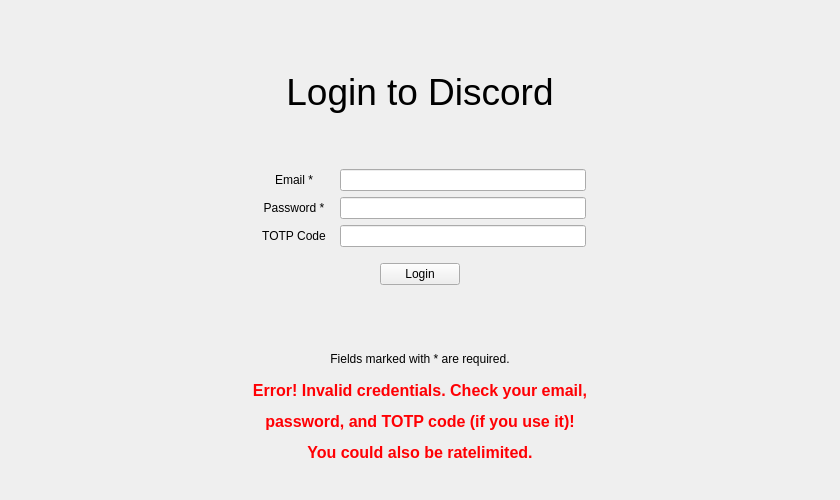
Old version of the form src/ui/login.ui in the repository mak448a/Qtcord.
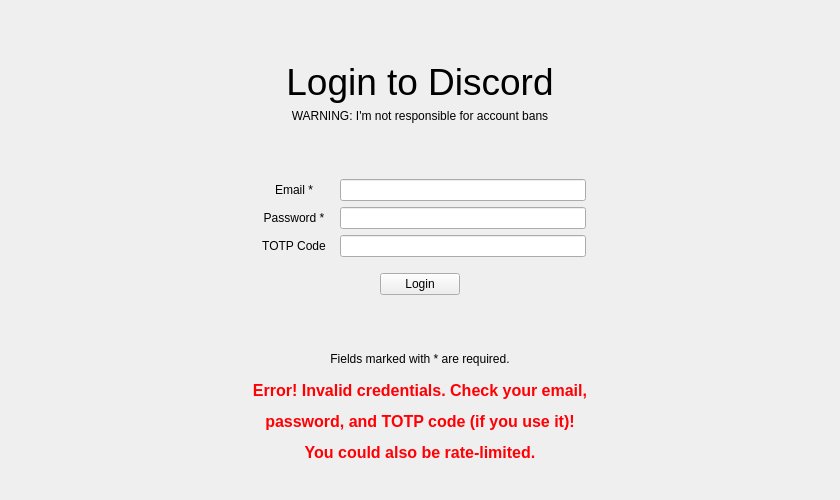
New version of the form.

Commit message: Add warning to login screen

Patch:
```diff
--- a/src/ui/login.ui
+++ b/src/ui/login.ui
@@ -46,6 +46,16 @@
       </property>
      </widget>
     </item>
+    <item>
+     <widget class="QLabel" name="label_5">
+      <property name="text">
+       <string>WARNING: I'm not responsible for account bans</string>
+      </property>
+      <property name="alignment">
+       <set>Qt::AlignmentFlag::AlignCenter</set>
+      </property>
+     </widget>
+    </item>
     <item>
      <layout class="QVBoxLayout" name="verticalLayout_3">
       <property name="topMargin">
@@ -281,7 +291,7 @@
          <item>
           <widget class="QLabel" name="info">
            <property name="text">
-            <string>&lt;html&gt;&lt;head/&gt;&lt;body&gt;&lt;p&gt;&lt;span style=&quot; font-size:12pt; font-weight:700; color:#ff0004;&quot;&gt;Error! Invalid credentials. Check your email,&lt;/span&gt;&lt;/p&gt;&lt;p&gt;&lt;span style=&quot; font-size:12pt; font-weight:700; color:#ff0004;&quot;&gt;password, and TOTP code (if you use it)!&lt;/span&gt;&lt;/p&gt;&lt;p&gt;&lt;span style=&quot; font-size:12pt; font-weight:700; color:#ff0004;&quot;&gt;You could also be ratelimited.&lt;/span&gt;&lt;/p&gt;&lt;/body&gt;&lt;/html&gt;</string>
+            <string>&lt;html&gt;&lt;head/&gt;&lt;body&gt;&lt;p&gt;&lt;span style=&quot; font-size:12pt; font-weight:700; color:#ff0004;&quot;&gt;Error! Invalid credentials. Check your email,&lt;/span&gt;&lt;/p&gt;&lt;p&gt;&lt;span style=&quot; font-size:12pt; font-weight:700; color:#ff0004;&quot;&gt;password, and TOTP code (if you use it)!&lt;/span&gt;&lt;/p&gt;&lt;p&gt;&lt;span style=&quot; font-size:12pt; font-weight:700; color:#ff0004;&quot;&gt;You could also be rate-limited.&lt;/span&gt;&lt;/p&gt;&lt;/body&gt;&lt;/html&gt;</string>
            </property>
            <property name="alignment">
             <set>Qt::AlignmentFlag::AlignCenter</set>
```
The commit also changes 2 other files.
